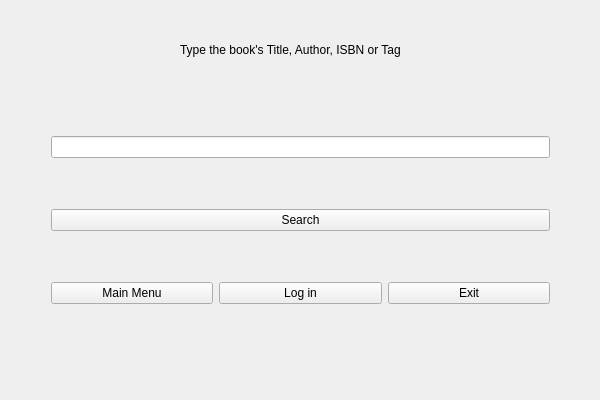
The window that Biblioteca/UserApp/SearchBook.ui (EchipaSMC/Biblioteca) describes before a commit, drawn with Qt 5.
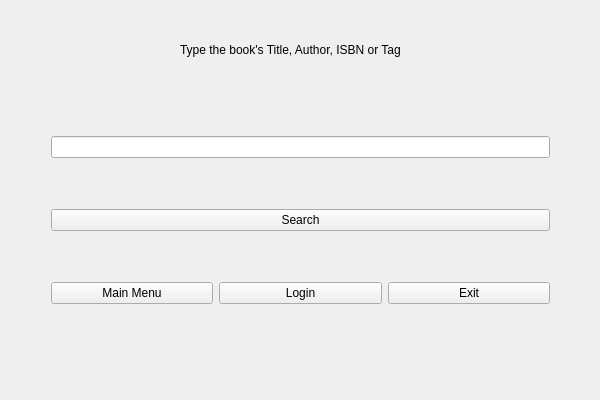
The same window after the commit.

Patch:
```diff
--- a/Biblioteca/UserApp/SearchBook.ui
+++ b/Biblioteca/UserApp/SearchBook.ui
@@ -54,7 +54,7 @@
                         <item>
                             <widget class="QPushButton" name="logInBtn">
                                 <property name="text">
-                                    <string>Log in</string>
+         <string>Login</string>
                                 </property>
                             </widget>
                         </item>
@@ -83,7 +83,7 @@
             </property>
         </widget>
     </widget>
-    <layoutdefault spacing="6" margin="11" />
-    <resources />
-    <connections />
+ <layoutdefault spacing="6" margin="11"/>
+ <resources/>
+ <connections/>
 </ui>
```
Left out of the diff: 6 changed lines with no effect on the pictures. Lines whose indentation alone changed are shown as unchanged.
